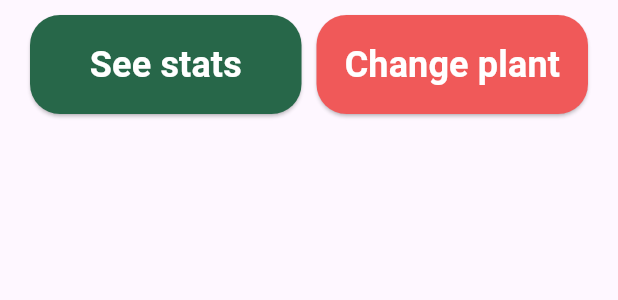
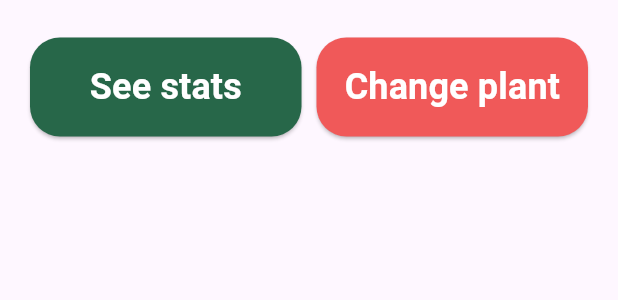
Before and after one commit to LosChiferos-WS71/ztech-mobile-application, a Flutter app: what buildButtons() shows on an empty page, opened directly, on a phone screen of 412 x 824 dp. Shown: the top 300 px of the screen. Run offline on Flutter 3.47's test engine with Material 3 defaults, Android fonts, the phone set to English and light mode, and no system bars; our stand-ins replace syncfusion_flutter_charts; network calls fail.

Commit message:
Update Flowerpot Detail Screen

```diff
--- a/lib/pot/presentation/views/flowerpot_detail_screen.dart
+++ b/lib/pot/presentation/views/flowerpot_detail_screen.dart
@@ -31,6 +31,7 @@ class _FlowerpotDetailScreenState extends State<FlowerpotDetailScreen> {
           children: <Widget>[
             buildCustomAppBar(context),
             const PlantInfoComponent(),
+
             buildButtons(context),
             const RecommendationComponent(),
           ],
@@ -50,6 +51,7 @@ class _FlowerpotDetailScreenState extends State<FlowerpotDetailScreen> {
       child: Row(
         mainAxisAlignment: MainAxisAlignment.start,
         children: [
+
           IconButton(
             icon: const Icon(Icons.arrow_back, color: Colors.white),
             iconSize: 36,
@@ -72,10 +74,11 @@ class _FlowerpotDetailScreenState extends State<FlowerpotDetailScreen> {
 
 Widget buildButtons(BuildContext context) {
   return Padding(
-    padding: const EdgeInsets.symmetric(horizontal: 20, vertical: 10),
+    padding: const EdgeInsets.symmetric(horizontal: 20, vertical: 25),
     child: Row(
       mainAxisAlignment: MainAxisAlignment.spaceEvenly,
       children: [
+
         Expanded(
           child: ElevatedButton(
             onPressed: () {
```
Also changed, not shown: lib/pot/presentation/widgets/flowerpot_info.dart (+9 -5 lines).
